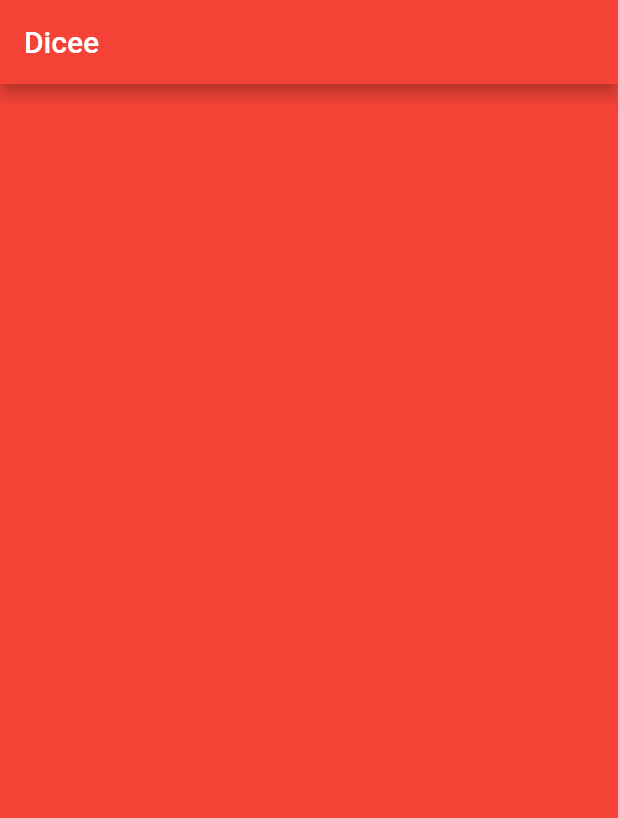
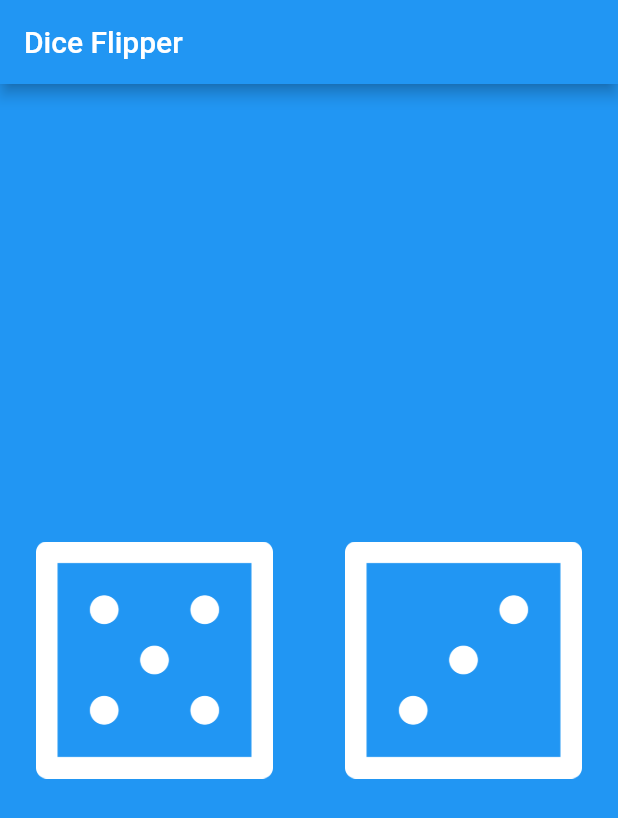
Before and after one commit to tuhinssam/dice-roller-flutter-app, a Flutter app: the screen it shows after launch, on a phone screen of 412 x 824 dp. Shown: the top 818 px of the screen. Run offline on Flutter 3.47's test engine with Material 2 defaults, Android fonts, the phone set to English and light mode, and no system bars.

Commit message:
stateful widget used and updated used dart.math package

```diff
--- a/lib/main.dart
+++ b/lib/main.dart
@@ -1,13 +1,14 @@
 import 'package:flutter/material.dart';
+import 'dart:math';
 
 void main() {
   return runApp(
     MaterialApp(
       home: Scaffold(
-        backgroundColor: Colors.red,
+        backgroundColor: Colors.blue,
         appBar: AppBar(
-          title: Text('Dicee'),
-          backgroundColor: Colors.red,
+          title: Text('Dice Flipper'),
+          backgroundColor: Colors.blue,
         ),
         body: DicePage(),
       ),
@@ -15,9 +16,58 @@ void main() {
   );
 }
 
-class DicePage extends StatelessWidget {
+class DicePage extends StatefulWidget {
+  //const DicePage({Key? key}) : super(key: key);
+
+  @override
+  _DicePageState createState() => _DicePageState();
+}
+
+class _DicePageState extends State<DicePage> {
+  int leftDiceNum = 5;
+  int rightDiceNum = 3;
+
   @override
   Widget build(BuildContext context) {
-    return Container();
+    return Center(
+      child: Row(
+        mainAxisAlignment: MainAxisAlignment.center,
+        children: <Widget>[
+          Expanded(
+            flex: 1,
+            child: Padding(
+              padding: const EdgeInsets.all(16.0),
+              child: TextButton(
+                onPressed: () {
+                  changeDiceFace();
+                  print('left button clicked');
+                },
+                child: Image.asset('images/dice$leftDiceNum.png'),
+              ),
+            ),
+          ),
+          Expanded(
+            flex: 1,
+            child: Padding(
+              padding: const EdgeInsets.all(16.0),
+              child: TextButton(
+                onPressed: () {
+                  changeDiceFace();
+                  print('right button clicked');
+                },
+                child: Image.asset('images/dice$rightDiceNum.png'),
+              ),
+            ),
+          ),
+        ],
+      ),
+    );
+  }
+
+  void changeDiceFace() {
+    setState(() {
+      leftDiceNum = Random().nextInt(6) + 1;
+      rightDiceNum = Random().nextInt(6) + 1;
+    });
   }
 }
```
